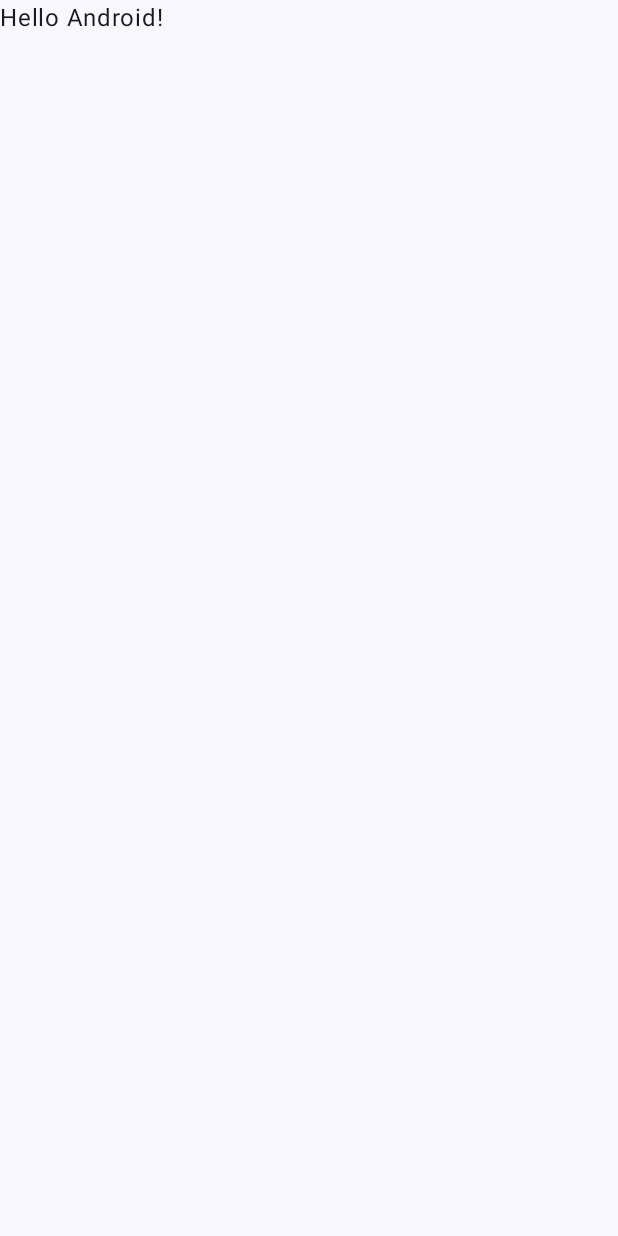
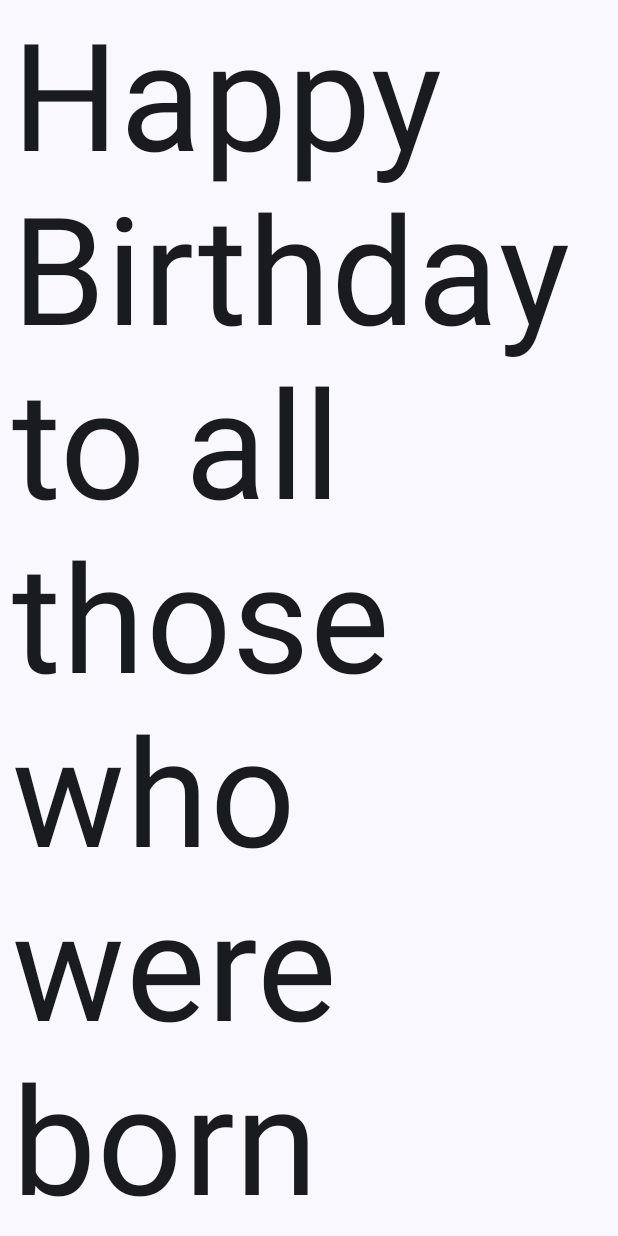
Before and after one commit to Killercavin/AndroidIntroApp, an Android app built with Jetpack Compose: the screen it shows after launch (MainActivity), on a phone screen of 412 x 824 dp. Before the commit the screen is almost empty. Run offline under Robolectric (Android 15) with nearby library versions, the phone set to English and light mode, and no system bars.

Commit message:
Built a simple app with text composables

```diff
--- a/app/src/main/java/com/example/androidinroapp/MainActivity.kt
+++ b/app/src/main/java/com/example/androidinroapp/MainActivity.kt
@@ -4,13 +4,19 @@ import android.os.Bundle
 import androidx.activity.ComponentActivity
 import androidx.activity.compose.setContent
 import androidx.activity.enableEdgeToEdge
+import androidx.compose.foundation.layout.Arrangement
+import androidx.compose.foundation.layout.Column
 import androidx.compose.foundation.layout.fillMaxSize
 import androidx.compose.foundation.layout.padding
-import androidx.compose.material3.Scaffold
+import androidx.compose.material3.MaterialTheme
+import androidx.compose.material3.Surface
 import androidx.compose.material3.Text
 import androidx.compose.runtime.Composable
+import androidx.compose.ui.Alignment
 import androidx.compose.ui.Modifier
-import androidx.compose.ui.tooling.preview.Preview
+import androidx.compose.ui.text.style.TextAlign
+import androidx.compose.ui.unit.dp
+import androidx.compose.ui.unit.sp
 import com.example.androidinroapp.ui.theme.AndroidInroAppTheme
 
 class MainActivity : ComponentActivity() {
@@ -19,10 +25,14 @@ class MainActivity : ComponentActivity() {
         enableEdgeToEdge()
         setContent {
             AndroidInroAppTheme {
-                Scaffold(modifier = Modifier.fillMaxSize()) { innerPadding ->
-                    Greeting(
-                        name = "Android",
-                        modifier = Modifier.padding(innerPadding)
+                Surface (
+                    modifier = Modifier.fillMaxSize(),
+                    color = MaterialTheme.colorScheme.background
+                ) {
+                    GreetingText(
+                        "Happy Birthday to all those who were born today!",
+                        "from Android",
+                        Modifier.padding(8.dp)
                     )
                 }
             }
@@ -31,17 +41,24 @@ class MainActivity : ComponentActivity() {
 }
 
 @Composable
-fun Greeting(name: String, modifier: Modifier = Modifier) {
-    Text(
-        text = "Hello $name!",
-        modifier = modifier
-    )
-}
+fun GreetingText(message: String, messageSender: String, modifier: Modifier = Modifier) {
+    Column(
+        modifier = modifier,
+        verticalArrangement = Arrangement.Center
+    ) {
+        Text(
+            text = message,
+            fontSize = 100.sp,
+            lineHeight = 116.sp,
+            textAlign = TextAlign.Start
+        )
 
-@Preview(showBackground = true)
-@Composable
-fun GreetingPreview() {
-    AndroidInroAppTheme {
-        Greeting("Android")
+        Text(
+            text = messageSender,
+            fontSize = 36.sp,
+            modifier = Modifier
+                .padding(16.dp)
+                .align(alignment = Alignment.End)
+        )
     }
 }
--- a/app/src/main/java/com/example/androidinroapp/ui/theme/Theme.kt
+++ b/app/src/main/java/com/example/androidinroapp/ui/theme/Theme.kt
@@ -1,6 +1,5 @@
 package com.example.androidinroapp.ui.theme
 
-import android.app.Activity
 import android.os.Build
 import androidx.compose.foundation.isSystemInDarkTheme
 import androidx.compose.material3.MaterialTheme
```
Also changed, not shown: 1 other file.
